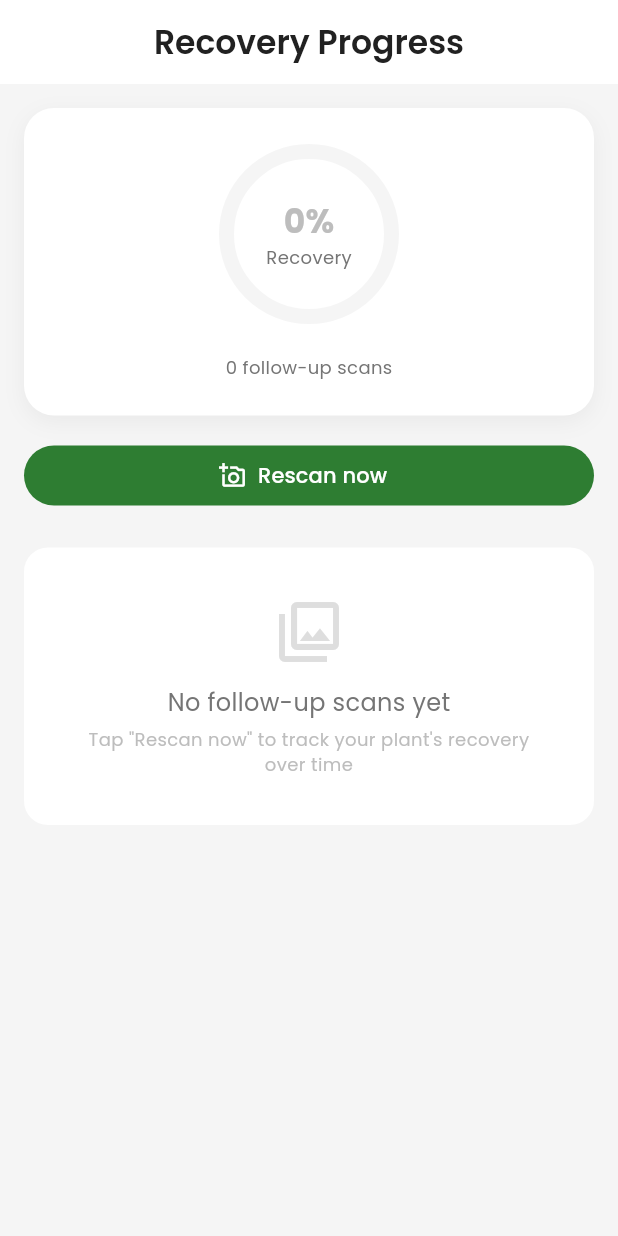
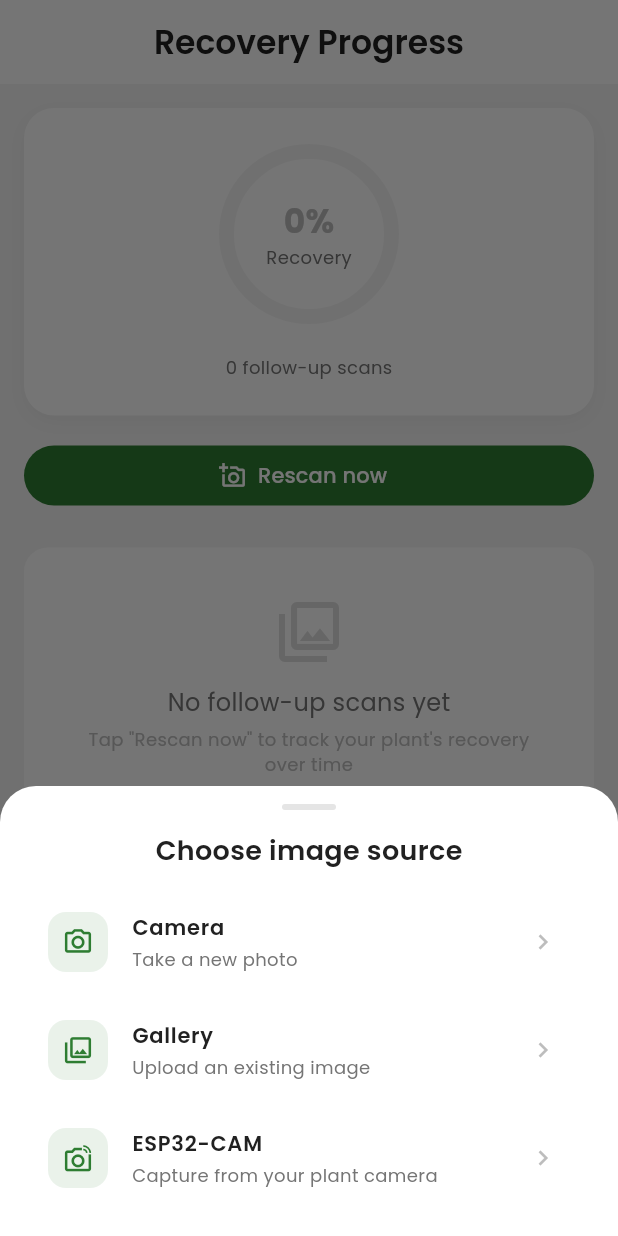
Before and after one commit to iYoussefAdly/plant_life, a Flutter app: the RecoveryProgressScreen screen opened by its route, after a tap on "Rescan now", on a phone screen of 412 x 824 dp. Run offline on Flutter 3.47's test engine with Material 3 defaults, Android fonts, the phone set to English and light mode, and no system bars; drawn by our look-alikes of percent_indicator; our stand-ins replace dio, fl_chart, flutter_bloc, flutter_secure_storage, get_it, go_router and 3 more; accounts and stored records are empty; network calls fail.

Commit message:
fix(notifications,recovery): badge count, placeholder text, unified rescan sources
- Badge: parse unread-count payload flexibly (bare number or
  count/unreadCount/unread keys) and use the loaded page's unread items as a
  lower bound, so the badge shows even if the endpoint misreports; explicit
  red badge styling.
- Sanitize un-interpolated ${...} template placeholders the backend leaves in
  notification title/message (real values need the backend to use backticks).
- Recovery 'Rescan now' now offers the same sources as Scan (camera, gallery,
  ESP32-CAM) via a shared bottom sheet + picker helper reused by both flows.

Co-Authored-By: Claude Opus 4.8 <noreply@anthropic.com>

```diff
--- a/lib/features/home/presentation/screens/home_screen.dart
+++ b/lib/features/home/presentation/screens/home_screen.dart
@@ -40,6 +40,8 @@ class HomeScreen extends StatelessWidget {
               return IconButton(
                 icon: Badge(
                   isLabelVisible: unread > 0,
+                  backgroundColor: AppColors.error,
+                  textColor: Colors.white,
                   label: Text('$unread'),
                   child: const Icon(Icons.notifications_outlined),
                 ),
--- a/lib/features/recovery/presentation/screens/recovery_progress_screen.dart
+++ b/lib/features/recovery/presentation/screens/recovery_progress_screen.dart
@@ -1,10 +1,10 @@
 import 'package:flutter/material.dart';
 import 'package:flutter_bloc/flutter_bloc.dart';
-import 'package:image_picker/image_picker.dart';
 
 import '../../../../core/theme/app_colors.dart';
 import '../../../../core/theme/app_text_styles.dart';
 import '../../../../core/widgets/error_view.dart';
+import '../../../scan/presentation/widgets/scan_source_sheet.dart';
 import '../../domain/entities/recovery_entity.dart';
 import '../bloc/recovery_cubit.dart';
 import '../bloc/recovery_state.dart';
@@ -22,8 +22,6 @@ class RecoveryArgs {
 
 class RecoveryProgressScreen extends StatelessWidget {
   const RecoveryProgressScreen({super.key});
-
-  static final _picker = ImagePicker();
 
   @override
   Widget build(BuildContext context) {
@@ -46,14 +44,14 @@ class RecoveryProgressScreen extends StatelessWidget {
     );
   }
 
+  /// Same source options as the Scan feature: camera, gallery, or ESP32-CAM.
   static Future<void> startRescan(BuildContext context) async {
     final cubit = context.read<RecoveryCubit>();
-    final picked = await _picker.pickImage(
-      source: ImageSource.camera,
-      imageQuality: 85,
-    );
-    if (picked == null) return;
-    await cubit.createRescan(picked.path);
+    final source = await showScanSourceSheet(context);
+    if (source == null || !context.mounted) return;
+    final path = await pickScanImagePath(context, source);
+    if (path == null) return;
+    await cubit.createRescan(path);
   }
 }
 
--- /dev/null
+++ b/lib/features/scan/presentation/widgets/scan_source_sheet.dart
@@ -0,0 +1,126 @@
+import 'package:flutter/material.dart';
+import 'package:image_picker/image_picker.dart';
+
+import '../../../../core/theme/app_colors.dart';
+import '../../../../core/theme/app_text_styles.dart';
+import '../../domain/entities/scan_result_entity.dart';
+
+final _picker = ImagePicker();
+
+/// Resolves a [ScanImageSource] to a local image path, sharing one behavior
+/// across the Scan and Recovery (rescan) flows:
+/// camera/gallery → image_picker; ESP32-CAM → "coming soon" notice (hardware
+/// integration is postponed). Returns null when nothing was picked.
+Future<String?> pickScanImagePath(
+  BuildContext context,
+  ScanImageSource source,
+) async {
+  if (source == ScanImageSource.esp32Cam) {
+    ScaffoldMessenger.of(context).showSnackBar(
+      const SnackBar(content: Text('ESP32 camera support is coming soon')),
+    );
+    return null;
+  }
+  final picked = await _picker.pickImage(
+    source: source == ScanImageSource.camera
+        ? ImageSource.camera
+        : ImageSource.gallery,
+    imageQuality: 85,
+  );
+  return picked?.path;
+}
+
+/// Bottom sheet offering the same three sources as the Scan screen
+/// (camera / gallery / ESP32-CAM). Returns the chosen source, or null.
+Future<ScanImageSource?> showScanSourceSheet(BuildContext context) {
+  return showModalBottomSheet<ScanImageSource>(
+    context: context,
+    backgroundColor: AppColors.surface,
+    shape: const RoundedRectangleBorder(
+      borderRadius: BorderRadius.vertical(top: Radius.circular(24)),
+    ),
+    builder: (sheetContext) => SafeArea(
+      child: Padding(
+        padding: const EdgeInsets.fromLTRB(16, 12, 16, 16),
+        child: Column(
+          mainAxisSize: MainAxisSize.min,
+          children: [
+            Container(
+              width: 36,
+              height: 4,
+              decoration: BoxDecoration(
+                color: AppColors.textHint.withValues(alpha: 0.4),
+                borderRadius: BorderRadius.circular(2),
+              ),
+            ),
+            const SizedBox(height: 14),
+            Text('Choose image source', style: AppTextStyles.headlineSmall),
+            const SizedBox(height: 12),
+            _SourceTile(
+              icon: Icons.camera_alt_outlined,
+              title: 'Camera',
+              subtitle: 'Take a new photo',
+              onTap: () =>
+                  Navigator.of(sheetContext).pop(ScanImageSource.camera),
+            ),
+            _SourceTile(
+              icon: Icons.photo_library_outlined,
+              title: 'Gallery',
+              subtitle: 'Upload an existing image',
+              onTap: () =>
+                  Navigator.of(sheetContext).pop(ScanImageSource.gallery),
+            ),
+            _SourceTile(
+              icon: Icons.linked_camera_outlined,
+              title: 'ESP32-CAM',
+              subtitle: 'Capture from your plant camera',
+              onTap: () =>
+                  Navigator.of(sheetContext).pop(ScanImageSource.esp32Cam),
+            ),
+          ],
+        ),
+      ),
+    ),
+  );
+}
+
+class _SourceTile extends StatelessWidget {
+  final IconData icon;
+  final String title;
+  final String subtitle;
+  final VoidCallback onTap;
+
+  const _SourceTile({
+    required this.icon,
+    required this.title,
+    required this.subtitle,
+    required this.onTap,
+  });
+
+  @override
+  Widget build(BuildContext context) {
+    return ListTile(
+      onTap: onTap,
+      shape: RoundedRectangleBorder(borderRadius: BorderRadius.circular(12)),
+      leading: Container(
+        width: 40,
+        height: 40,
+        decoration: BoxDecoration(
+          color: AppColors.primary.withValues(alpha: 0.1),
+          borderRadius: BorderRadius.circular(12),
+        ),
+        child: Icon(icon, size: 21, color: AppColors.primary),
+      ),
+      title: Text(
+        title,
+        style: AppTextStyles.bodyMedium.copyWith(fontWeight: FontWeight.w600),
+      ),
+      subtitle: Text(
+        subtitle,
+        style: AppTextStyles.bodySmall.copyWith(color: AppColors.textSecondary),
+      ),
+      trailing: const Icon(Icons.chevron_right,
+          size: 20, color: AppColors.textHint),
+    );
+  }
+}
```
Also changed, not shown: lib/features/notifications/data/datasources/notifications_data_source.dart (+9 -2 lines), lib/features/notifications/data/models/notification_model.dart (+14 -2 lines), lib/features/notifications/presentation/bloc/notifications_cubit.dart (+8 -5 lines), lib/features/scan/presentation/screens/scan_screen.dart (+4 -18 lines).
